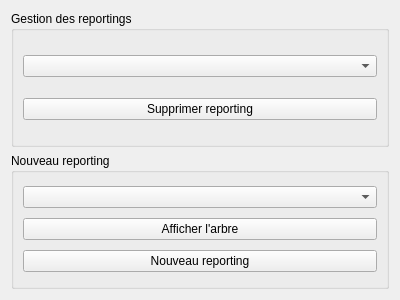
Before: the Qt Designer form formmanagereportings.ui in GiPiLab/ProtonClassicSuite, drawn with Qt 5.
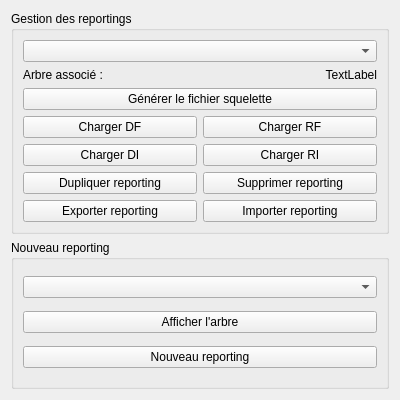
After: the same form once the commit is applied.

Commit message: Update QXlsX to lastest git version, and do some reporting I/O

```diff
--- a/formmanagereportings.ui
+++ b/formmanagereportings.ui
@@ -7,7 +7,7 @@
     <x>0</x>
     <y>0</y>
     <width>400</width>
-    <height>300</height>
+    <height>400</height>
    </rect>
   </property>
   <property name="windowTitle">
@@ -19,17 +19,90 @@
      <property name="title">
       <string>Gestion des reportings</string>
      </property>
-     <layout class="QVBoxLayout" name="verticalLayout_3">
-      <item>
+     <layout class="QGridLayout" name="gridLayout">
+      <item row="2" column="0" colspan="2">
+       <widget class="QPushButton" name="pushButtonExportLeaves">
+        <property name="text">
+         <string>Générer le fichier squelette</string>
+        </property>
+       </widget>
+      </item>
+      <item row="4" column="1">
+       <widget class="QPushButton" name="pushButtonLoadRI">
+        <property name="text">
+         <string>Charger RI</string>
+        </property>
+       </widget>
+      </item>
+      <item row="3" column="1">
+       <widget class="QPushButton" name="pushButtonLoadRF">
+        <property name="text">
+         <string>Charger RF</string>
+        </property>
+       </widget>
+      </item>
+      <item row="4" column="0">
+       <widget class="QPushButton" name="pushButtonLoadDI">
+        <property name="text">
+         <string>Charger DI</string>
+        </property>
+       </widget>
+      </item>
+      <item row="0" column="0" colspan="2">
        <widget class="QComboBox" name="comboListOfReportings"/>
       </item>
-      <item>
+      <item row="1" column="1">
+       <widget class="QLabel" name="labelTreeName">
+        <property name="text">
+         <string>TextLabel</string>
+        </property>
+        <property name="alignment">
+         <set>Qt::AlignRight|Qt::AlignTrailing|Qt::AlignVCenter</set>
+        </property>
+       </widget>
+      </item>
+      <item row="1" column="0">
+       <widget class="QLabel" name="label">
+        <property name="text">
+         <string>Arbre associé :</string>
+        </property>
+       </widget>
+      </item>
+      <item row="3" column="0">
+       <widget class="QPushButton" name="pushButtonLoadDF">
+        <property name="text">
+         <string>Charger DF</string>
+        </property>
+       </widget>
+      </item>
+      <item row="5" column="0">
+       <widget class="QPushButton" name="pushButtonDuplicateReporting">
+        <property name="text">
+         <string>Dupliquer reporting</string>
+        </property>
+       </widget>
+      </item>
+      <item row="5" column="1">
        <widget class="QPushButton" name="pushButtonDeleteReporting">
         <property name="text">
          <string>Supprimer reporting</string>
         </property>
        </widget>
       </item>
+      <item row="6" column="0">
+       <widget class="QPushButton" name="pushButtonExportReporting">
+        <property name="text">
+         <string>Exporter reporting</string>
+        </property>
+       </widget>
+      </item>
+      <item row="6" column="1">
+       <widget class="QPushButton" name="pushButtonImportReporting">
+        <property name="text">
+         <string>Importer reporting</string>
+        </property>
+       </widget>
+      </item>
      </layout>
     </widget>
    </item>
```
Left out of the diff: 2 changed lines with no effect on the pictures. The commit also changes 26 other files.
